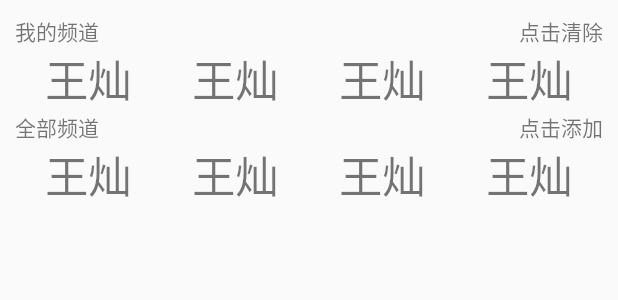
After one commit to CAM1113/NewsBroswer-master, an Android app: the layout channel_choose.xml on its own in the app's theme, with its tools: preview values and no code run, on a phone screen of 412 x 824 dp. The commit adds this screen. Shown: the top 300 px of the screen. Run offline under Robolectric (Android 15) with nearby library versions, the phone set to English and light mode, and no system bars.

Commit message:
实现部分频道对话框布局，完善新闻列表功能

```diff
--- /dev/null
+++ b/app/src/main/res/layout/channel_choose.xml
@@ -0,0 +1,119 @@
+<?xml version="1.0" encoding="utf-8"?>
+<LinearLayout
+    android:padding="10dp"
+    xmlns:android="http://schemas.android.com/apk/res/android"
+    android:orientation="vertical" android:layout_width="match_parent"
+    android:layout_height="match_parent">
+    <LinearLayout
+        android:orientation="horizontal"
+        android:layout_width="match_parent"
+        android:layout_height="wrap_content">
+        <TextView
+            android:text="我的频道"
+            android:layout_width="wrap_content"
+            android:layout_height="wrap_content"
+            android:id="@+id/textView2"
+            android:layout_weight="1" />
+
+        <TextView
+            android:layout_gravity="right"
+            android:gravity="right"
+            android:text="点击清除"
+            android:layout_width="wrap_content"
+            android:layout_height="wrap_content"
+            android:id="@+id/textView"
+            android:layout_weight="1" />
+    </LinearLayout>
+    <ScrollView
+        android:layout_width="match_parent"
+        android:layout_height="wrap_content">
+        <LinearLayout
+            android:orientation="horizontal"
+            android:layout_width="match_parent"
+            android:layout_height="wrap_content">
+            <com.example.newsbroswer.views.AutoFitTextView
+                android:layout_width="match_parent"
+                android:layout_weight="1"
+                android:layout_height="wrap_content"
+                android:text="王灿"
+                android:gravity="center"
+                />
+            <com.example.newsbroswer.views.AutoFitTextView
+                android:layout_width="match_parent"
+                android:layout_weight="1"
+                android:layout_height="wrap_content"
+                android:text="王灿"
+                android:gravity="center"
+                />
+            <com.example.newsbroswer.views.AutoFitTextView
+                android:layout_width="match_parent"
+                android:layout_weight="1"
+                android:layout_height="wrap_content"
+                android:text="王灿"
+                android:gravity="center"
+                />
+            <com.example.newsbroswer.views.AutoFitTextView
+               android:layout_gravity="center"
+                android:layout_width="match_parent"
+                android:layout_weight="1"
+                android:layout_height="wrap_content"
+                android:text="王灿"
+                android:gravity="center"
+                />
+        </LinearLayout>
+    </ScrollView>
+    <LinearLayout
+        android:layout_width="match_parent"
+        android:layout_height="wrap_content">
+        <TextView
+            android:text="全部频道"
+            android:layout_weight="1"
+            android:layout_width="match_parent"
+            android:layout_height="wrap_content" />
+        <TextView
+            android:layout_gravity="right"
+            android:gravity="right"
+            android:layout_weight="1"
+            android:text="点击添加"
+            android:layout_width="match_parent"
+            android:layout_height="wrap_content" />
+    </LinearLayout>
+    <ScrollView
+        android:layout_width="match_parent"
+        android:layout_height="wrap_content">
+        <LinearLayout
+            android:orientation="horizontal"
+            android:layout_width="match_parent"
+            android:layout_height="wrap_content">
+            <com.example.newsbroswer.views.AutoFitTextView
+                android:layout_width="match_parent"
+                android:layout_weight="1"
+                android:layout_height="wrap_content"
+                android:text="王灿"
+                android:gravity="center"
+                />
+            <com.example.newsbroswer.views.AutoFitTextView
+                android:layout_width="match_parent"
+                android:layout_weight="1"
+                android:layout_height="wrap_content"
+                android:text="王灿"
+                android:gravity="center"
+                />
+            <com.example.newsbroswer.views.AutoFitTextView
+                android:layout_width="match_parent"
+                android:layout_weight="1"
+                android:layout_height="wrap_content"
+                android:text="王灿"
+                android:gravity="center"
+                />
+            <com.example.newsbroswer.views.AutoFitTextView
+                android:layout_gravity="center"
+                android:layout_width="match_parent"
+                android:layout_weight="1"
+                android:layout_height="wrap_content"
+                android:text="王灿"
+                android:gravity="center"
+                />
+        </LinearLayout>
+    </ScrollView>
+</LinearLayout>
```
Also changed, not shown: app/src/main/java/com/example/newsbroswer/MainActivity.java (+70 -55 lines), app/src/main/java/com/example/newsbroswer/views/AutoFitTextView.java (+8 -8 lines).
